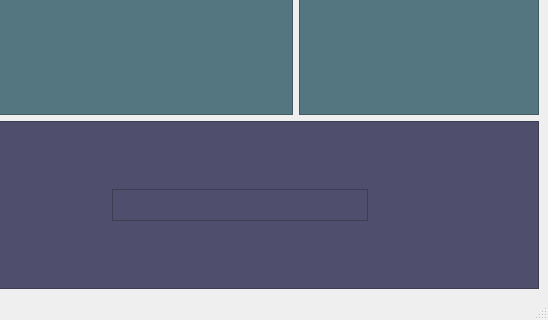
Old version of the form busstationinformer/mainwindow.ui in the repository pvo125/busstationinformer; both pictures show x 515 to 1063 and y 753 to 1073 of the 1063 by 1073 pixel window.
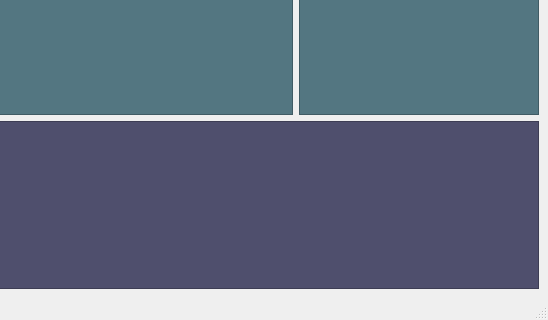
New version of the form. Icons and pictures are not drawn.

What changed in the file:
```diff
--- a/busstationinformer/mainwindow.ui
+++ b/busstationinformer/mainwindow.ui
@@ -1813,25 +1813,6 @@
          </property>
         </widget>
        </item>
-       <item>
-        <widget class="QGraphicsView" name="graphicsView">
-         <property name="sizePolicy">
-          <sizepolicy hsizetype="Expanding" vsizetype="Fixed">
-           <horstretch>0</horstretch>
-           <verstretch>50</verstretch>
-          </sizepolicy>
-         </property>
-         <property name="maximumSize">
-          <size>
-           <width>16777215</width>
-           <height>32</height>
-          </size>
-         </property>
-         <property name="styleSheet">
-          <string notr="true">border-image: url(:/weather_bitmaps/ambrella_white.png);</string>
-         </property>
-        </widget>
-       </item>
        <item>
         <spacer name="horizontalSpacer_3">
          <property name="orientation">
```
